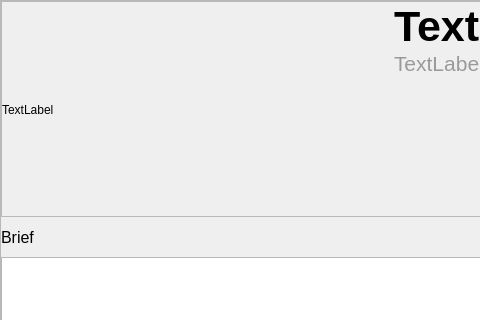
Before: the Qt Designer form ola/client/store/item_form.ui in myapps-directory/myapps-client-store, drawn with Qt 5; both pictures show x 0 to 480 and y 0 to 320 of the 821 by 560 pixel window.
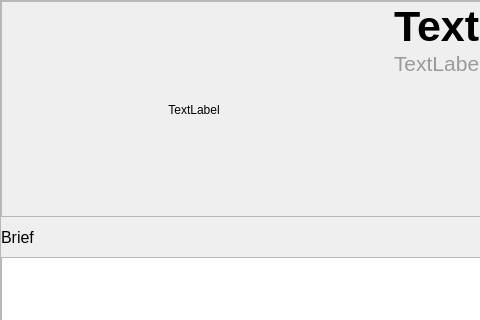
After: the same form once the commit is applied.

What changed in the file:
```diff
--- a/ola/client/store/item_form.ui
+++ b/ola/client/store/item_form.ui
@@ -115,6 +115,9 @@
             <property name="text">
              <string>TextLabel</string>
             </property>
+            <property name="alignment">
+             <set>Qt::AlignCenter</set>
+            </property>
            </widget>
           </item>
           <item>
```
